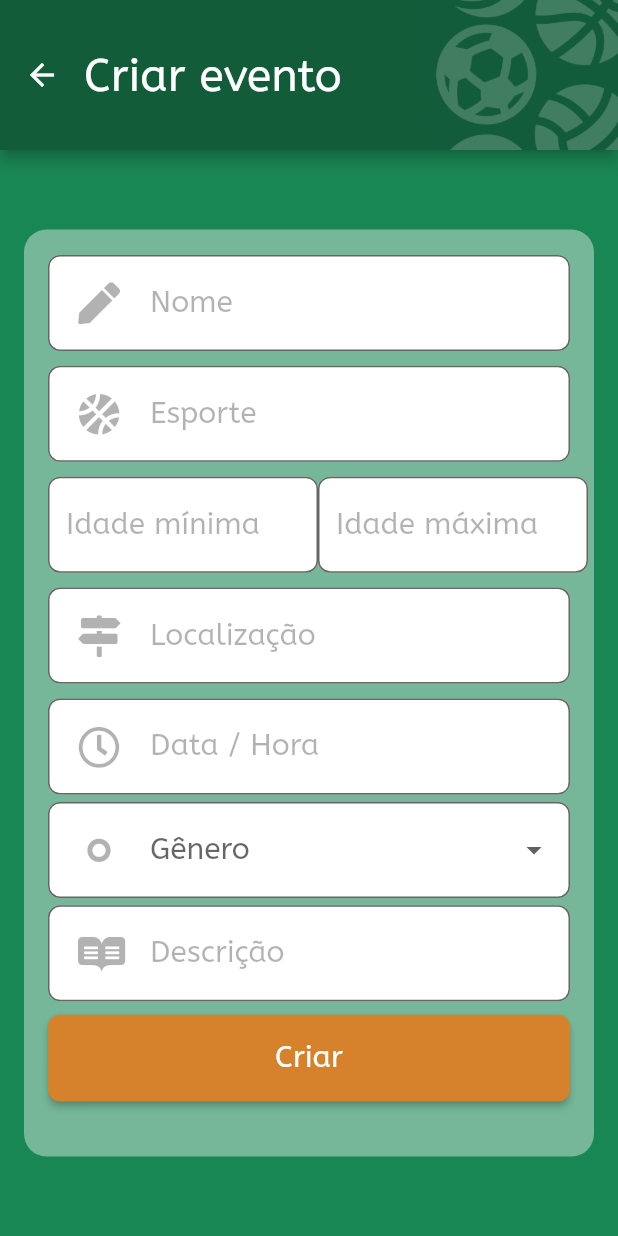
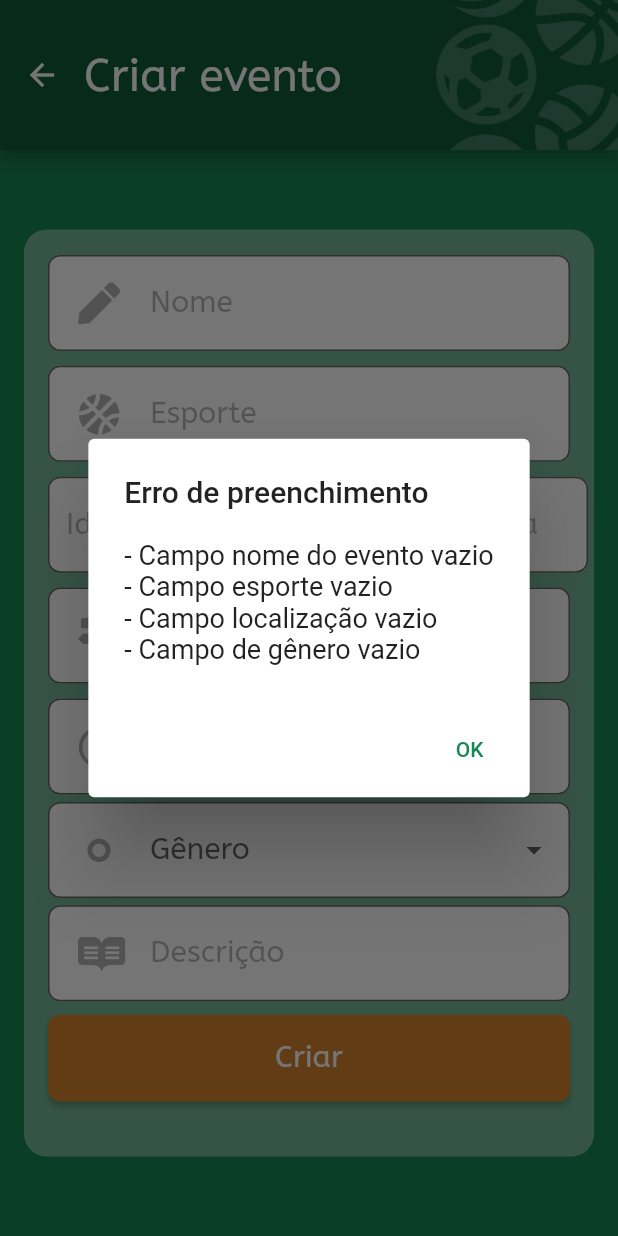
Before and after one commit to Filipex123/project-events-app, a Flutter app: the NewEventScreen screen opened by its route, after a tap on "Criar", on a phone screen of 412 x 824 dp. Run offline on Flutter 3.47's test engine with Material 2 defaults, Android fonts, the phone set to English and light mode, and no system bars; our stand-ins replace datetime_picker_formfield, flutter_secure_storage, font_awesome_flutter, google_maps_flutter; missing offline and left inert: snapping_sheet; accounts and stored records are empty; statements that could not run were skipped.

Commit message:
add validation on signup and new event

```diff
--- a/lib/models/event_model.dart
+++ b/lib/models/event_model.dart
@@ -45,7 +45,7 @@ class EventRequestModel implements RequestModel {
       'locale': locale,
       'description': description,
       'sex': sex,
-      'initialDateTime': initialDateTime!.toUtc().toString()
+      'initialDateTime': initialDateTime?.toUtc().toString()
     };
 
     return map;
--- a/lib/models/signup_model.dart
+++ b/lib/models/signup_model.dart
@@ -37,7 +37,7 @@ class SignUpRequestModel implements RequestModel {
       'email': email,
       'password': password,
       'sex': sex,
-      'birthDate': birthDate?.toUtc().toString()
+      'birthDate': birthDate!.toUtc().toString()
     };
 
     return map;
--- a/lib/screens/new_event.dart
+++ b/lib/screens/new_event.dart
@@ -1,9 +1,12 @@
+import 'dart:developer';
+
 import 'package:brota_ai_app/components/date_time_input_field.dart';
 import 'package:brota_ai_app/components/paleta.dart';
 import 'package:brota_ai_app/components/simple_modal.dart';
 import 'package:brota_ai_app/models/event_model.dart';
 import 'package:brota_ai_app/services/api_service.dart';
 import 'package:brota_ai_app/components/text_input_field.dart';
+import 'package:brota_ai_app/utils/validations/new_event_validation.dart';
 import 'package:flutter/material.dart';
 import 'package:font_awesome_flutter/font_awesome_flutter.dart';
 import 'package:flutter/services.dart';
@@ -97,8 +100,26 @@ class _NewEventScreenState extends State<NewEventScreen> {
   }
 
   void handleOnClickRegisterButton() {
+    log("Request sendo enviado: " + requestModel.toJson().toString());
+    List<String> errors = NewEventValidation().validate(requestModel);
+
+    if(errors.length > 0){
+      showDialog(
+        barrierDismissible: false,
+        context: context,
+        builder: (BuildContext context) =>
+          SimpleModal(
+            message: errors.join('\n'),
+            modalTitle: "Erro de preenchimento",
+            closeButtonText: 'OK',
+          )
+      );
+      return;
+    }
+
+    return log('foi');
+
     APIService apiService = APIService();
-    print("Request sendo enviado: " + requestModel.toString());
 
     apiService.registerEvent(requestModel).then((response) {
       showDialog(
```
Also changed, not shown: lib/screens/signup.dart (+21 -1 lines).
